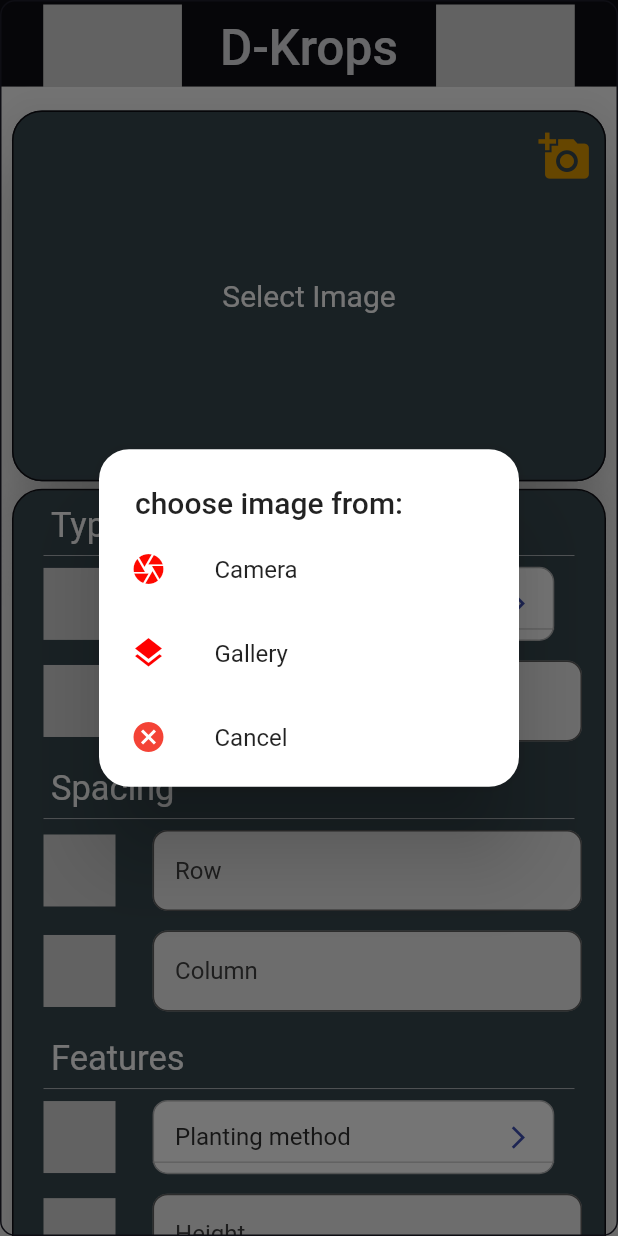
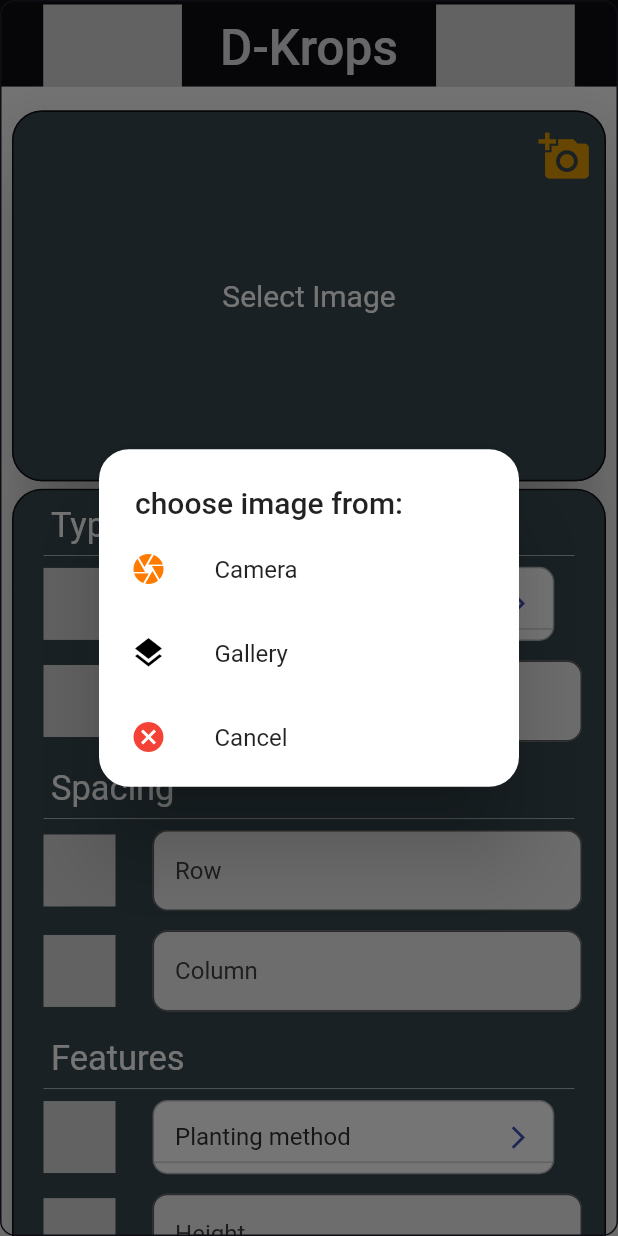
Before and after one commit to emilio-kariuki/D-Krops, a Flutter app: the screen it shows after launch, after a tap on the "add a photo" icon, on a phone screen of 412 x 824 dp. Run offline on Flutter 3.47's test engine with Material 2 defaults, Android fonts, the phone set to English and light mode, and no system bars; drawn by our look-alikes of dropdown_button2; our stand-ins replace dio, fluttertoast, geolocator, google_fonts, google_maps_flutter, image_picker and 2 more; Roboto replaces fonts that are missing (Redressed); project files that could hold a hidden picture were left out.

Commit message:
March 23, 2022 7:04 PM

```diff
--- a/lib/screens/Home.dart
+++ b/lib/screens/Home.dart
@@ -492,7 +492,7 @@ class _HomeState extends State<Home> {
                                               Navigator.pop(context);
                                             },
                                             leading: Icon(Icons.camera,
-                                                color: Color.fromARGB(255, 255, 8, 0)),
+                                                color: Color.fromARGB(255, 255, 123, 0)),
                                             title: Text("Camera"),
                                           ),
                                           ListTile(
@@ -504,7 +504,7 @@ class _HomeState extends State<Home> {
                                               });
                                             },
                                             leading: Icon(Icons.layers,
-                                                color: Color.fromARGB(255, 255, 0, 0)),
+                                                color: Color.fromARGB(255, 0, 0, 0)),
                                             title: GestureDetector(
                                                 onTap: () {
                                                   setState(() {
```
